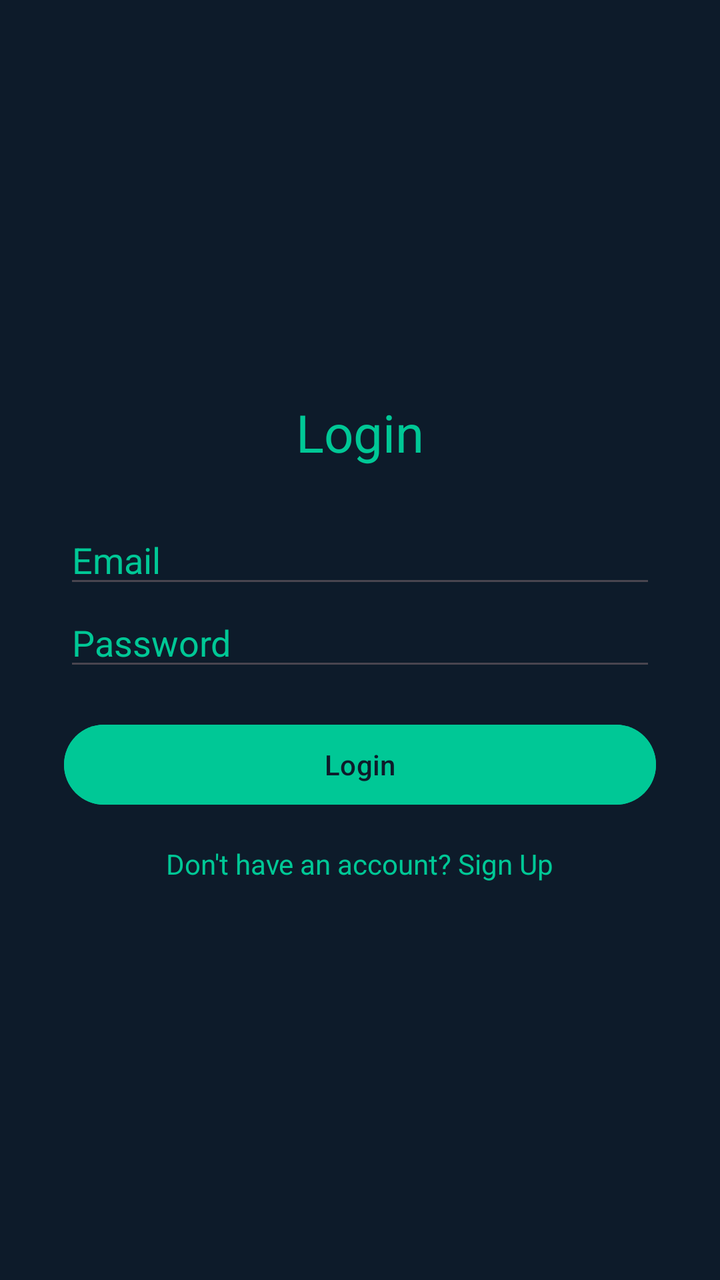
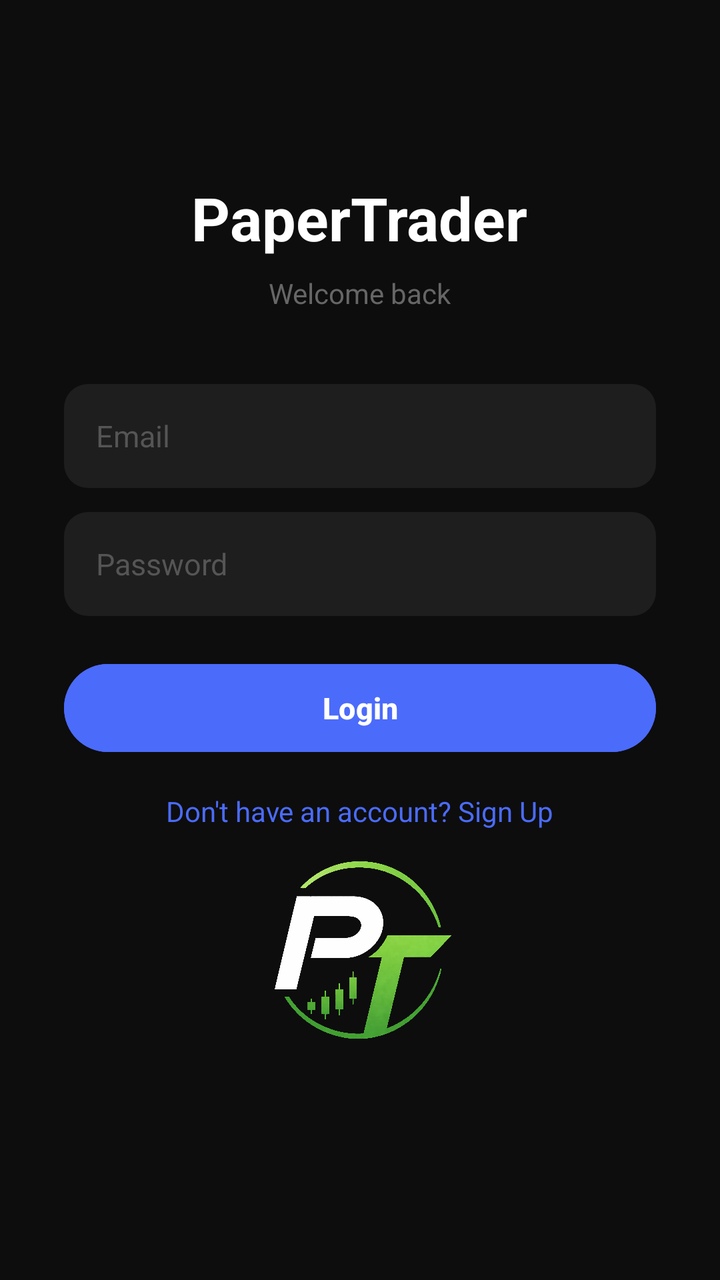

Before-and-after screenshots of an Android layout around one commit, followed by the original layout XML and the change that was made.
<!-- AndroidManifest.xml: application theme Theme.PaperTraderV2 -->
<!-- res/layout/login.xml -->
<LinearLayout xmlns:android="http://schemas.android.com/apk/res/android"
    android:orientation="vertical"
    android:layout_width="match_parent"
    android:layout_height="match_parent"
    android:gravity="center"
    android:padding="32dp"
    android:background="#0D1B2A">

    <TextView
        android:text="Login"
        android:textSize="26sp"
        android:textColor="#00C896"
        android:layout_marginBottom="24dp"
        android:layout_width="wrap_content"
        android:layout_height="wrap_content" />

    <EditText
        android:id="@+id/loginEmail"
        android:hint="Email"
        android:inputType="textEmailAddress"
        android:textColor="#FFFFFF"
        android:textColorHint="#00C896"
        android:layout_width="match_parent"
        android:layout_height="wrap_content" />

    <EditText
        android:id="@+id/loginPassword"
        android:hint="Password"
        android:inputType="textPassword"
        android:textColor="#FFFFFF"
        android:textColorHint="#00C896"
        android:layout_width="match_parent"
        android:layout_height="wrap_content" />

    <Button
        android:id="@+id/loginBtn"
        android:text="Login"
        android:backgroundTint="#00C896"
        android:textColor="#0D1B2A"
        android:layout_width="match_parent"
        android:layout_height="wrap_content"
        android:layout_marginTop="18dp" />

    <TextView
        android:id="@+id/toSignup"
        android:text="Don't have an account? Sign Up"
        android:textColor="#00C896"
        android:layout_marginTop="16dp"
        android:layout_width="wrap_content"
        android:layout_height="wrap_content"/>

</LinearLayout>
<!-- resources referenced by this layout -->
<resources>
  <style name="Theme.PaperTraderV2" parent="Base.Theme.PaperTraderV2" />
  <style name="Base.Theme.PaperTraderV2" parent="Theme.Material3.DayNight.NoActionBar">
          
          
      </style>
</resources>

<!-- the commit's change to res/layout/login.xml (unified diff, before → after) -->
@@ -1,52 +1,83 @@
+<?xml version="1.0" encoding="utf-8"?>
 <LinearLayout xmlns:android="http://schemas.android.com/apk/res/android"
     android:orientation="vertical"
     android:layout_width="match_parent"
     android:layout_height="match_parent"
     android:gravity="center"
     android:padding="32dp"
-    android:background="#0D1B2A">
+    android:background="#0D0D0D">
+
+    
+    <TextView
+        android:layout_width="wrap_content"
+        android:layout_height="wrap_content"
+        android:text="PaperTrader"
+        android:textSize="30sp"
+        android:textColor="#FFFFFF"
+        android:textStyle="bold"
+        android:layout_marginBottom="8dp" />
 
     <TextView
-        android:text="Login"
-        android:textSize="26sp"
-        android:textColor="#00C896"
-        android:layout_marginBottom="24dp"
         android:layout_width="wrap_content"
-        android:layout_height="wrap_content" />
+        android:layout_height="wrap_content"
+        android:text="Welcome back"
+        android:textSize="14sp"
+        android:textColor="#666666"
+        android:layout_marginBottom="36dp" />
 
     <EditText
         android:id="@+id/loginEmail"
+        android:layout_width="match_parent"
+        android:layout_height="52dp"
         android:hint="Email"
         android:inputType="textEmailAddress"
         android:textColor="#FFFFFF"
-        android:textColorHint="#00C896"
-        android:layout_width="match_parent"
-        android:layout_height="wrap_content" />
+        android:textColorHint="#555555"
+        android:background="@drawable/bg_card_dark"
+        android:paddingStart="16dp"
+        android:paddingEnd="16dp"
+        android:textSize="15sp"
+        android:layout_marginBottom="12dp" />
 
     <EditText
         android:id="@+id/loginPassword"
+        android:layout_width="match_parent"
+        android:layout_height="52dp"
         android:hint="Password"
         android:inputType="textPassword"
         android:textColor="#FFFFFF"
-        android:textColorHint="#00C896"
-        android:layout_width="match_parent"
-        android:layout_height="wrap_content" />
+        android:textColorHint="#555555"
+        android:background="@drawable/bg_card_dark"
+        android:paddingStart="16dp"
+        android:paddingEnd="16dp"
+        android:textSize="15sp"
+        android:layout_marginBottom="20dp" />
 
     <Button
         android:id="@+id/loginBtn"
         android:text="Login"
-        android:backgroundTint="#00C896"
-        android:textColor="#0D1B2A"
+        android:backgroundTint="#4B6BFB"
+        android:textColor="#FFFFFF"
+        android:textStyle="bold"
+        android:textSize="15sp"
         android:layout_width="match_parent"
-        android:layout_height="wrap_content"
-        android:layout_marginTop="18dp" />
+        android:layout_height="52dp"
+        android:layout_marginBottom="16dp" />
 
     <TextView
         android:id="@+id/toSignup"
         android:text="Don't have an account? Sign Up"
-        android:textColor="#00C896"
-        android:layout_marginTop="16dp"
+        android:textColor="#4B6BFB"
+        android:textSize="14sp"
         android:layout_width="wrap_content"
-        android:layout_height="wrap_content"/>
+        android:layout_height="wrap_content" />
+
+    <ImageView
+        android:id="@+id/loginLogo"
+        android:layout_width="120dp"
+        android:layout_height="120dp"
+        android:layout_marginBottom="16dp"
+        android:contentDescription="PaperTrader Logo"
+        android:src="@drawable/pt_logo" />
 
 </LinearLayout>
<!-- resource entries referenced after the edit -->
@@ -1,9 +1,25 @@
 <!-- resources referenced by this layout -->
 <resources>
+  <!-- drawable bg_card_dark (drawable) -->
+  <?xml version="1.0" encoding="utf-8"?>
+  <shape xmlns:android="http://schemas.android.com/apk/res/android"
+      android:shape="rectangle">
+      <solid android:color="#1E1E1E" />
+      <corners android:radius="12dp" />
+  </shape>
+  <!-- drawable pt_logo: png bitmap (drawable, 548431 bytes) -->
   <style name="Theme.PaperTraderV2" parent="Base.Theme.PaperTraderV2" />
   <style name="Base.Theme.PaperTraderV2" parent="Theme.Material3.DayNight.NoActionBar">
-          
-          
+          <item name="android:windowBackground">#000000</item>
+          <item name="android:colorBackground">#000000</item>
+          <item name="colorPrimary">#000000</item>
+          <item name="colorPrimaryContainer">#000000</item>
+          <item name="colorSurface">#000000</item>
+          <item name="colorSurfaceVariant">#000000</item>
+          <item name="android:navigationBarColor">#0D0D0D</item>
+          <item name="android:statusBarColor">#000000</item>
+          <item name="android:windowLightStatusBar">false</item>
+          <item name="android:windowLightNavigationBar">false</item>
       </style>
 </resources>
 
